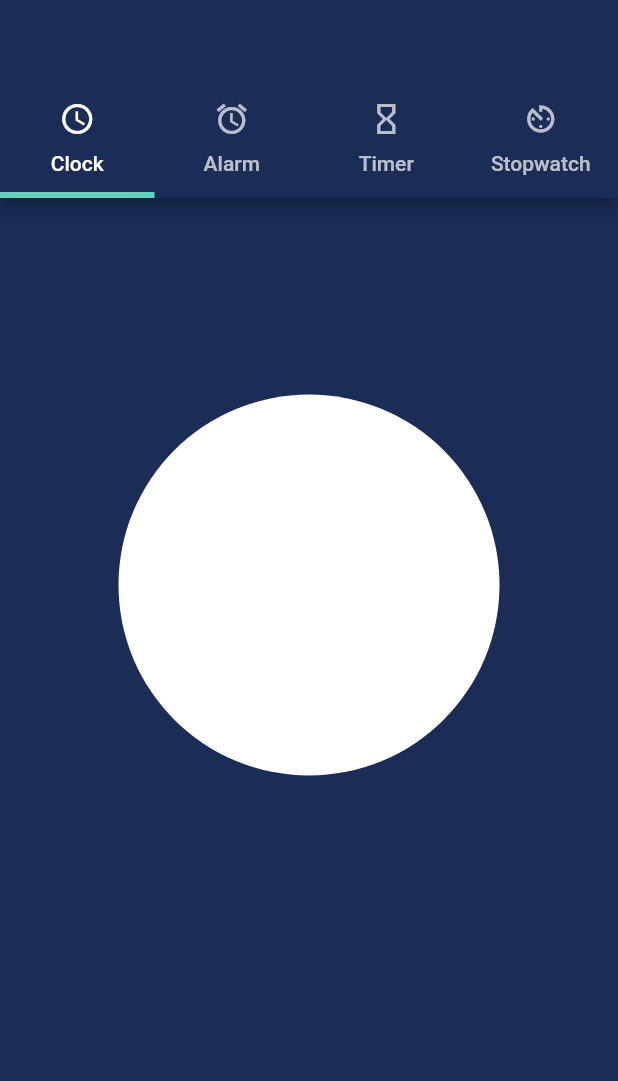
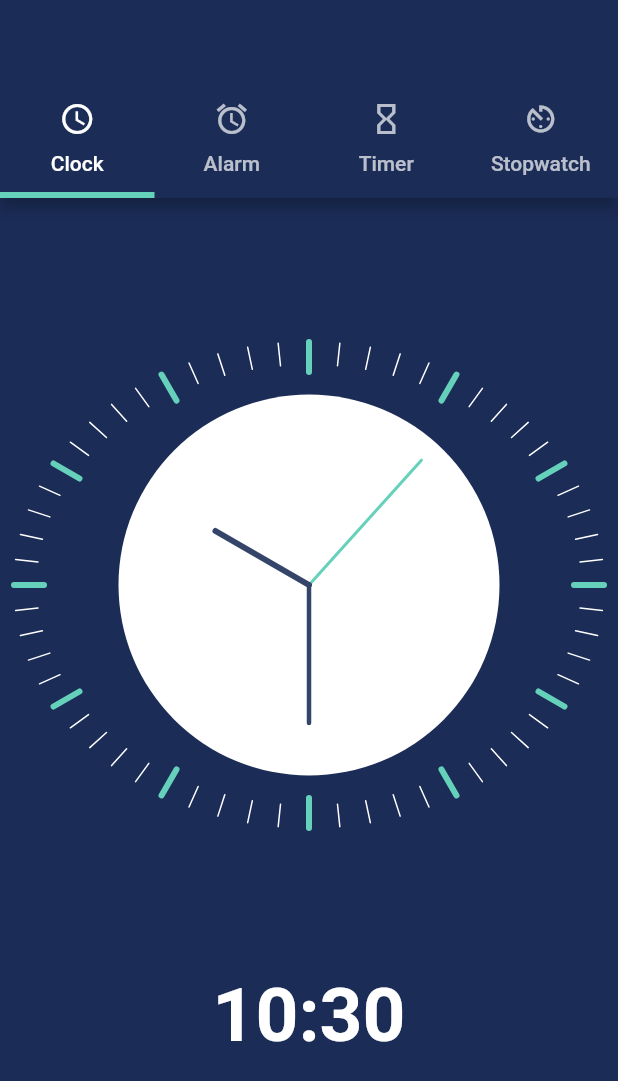
Before and after one commit to BetoFandino/funny_alarm_clock, a Flutter app: the screen it shows after launch, on a phone screen of 412 x 824 dp. Shown: the top 1081 px of the screen. Run offline on Flutter 3.47's test engine with Material 2 defaults, Android fonts, the light colour scheme and no system bars; Roboto replaces fonts that are missing (SourceSansPro).

Commit message:
feat: set te clock and painted in the home page of app

```diff
--- a/funny_alarm_clock/lib/home/ui/home.dart
+++ b/funny_alarm_clock/lib/home/ui/home.dart
@@ -4,6 +4,8 @@ import 'package:flutter/material.dart';
 import 'package:intl/intl.dart';
 
 import '../widgets/shapes_painter.dart';
+
+import 'package:funny_alarm_clock/alarm/bloc/block_alarm.dart';
 
 class Home extends StatefulWidget {
   const Home({super.key});
@@ -13,24 +15,20 @@ class Home extends StatefulWidget {
 }
 
 class _HomeState extends State<Home> with SingleTickerProviderStateMixin {
-
   String? _timeString;
   TabController? _tabController;
 
   @override
   void initState() {
     super.initState();
-    _tabController = TabController(length: 4, vsync: this,
-    initialIndex: 0
-    );
+    _tabController = TabController(length: 4, vsync: this, initialIndex: 0);
 
     _timeString = _formatDateTime(DateTime.now());
 
     Timer.periodic(const Duration(seconds: 1), (Timer t) => _getTime());
-
   }
 
-  void _getTime(){
+  void _getTime() {
     final DateTime now = DateTime.now();
     final String formattedDateTime = _formatDateTime(now);
 
@@ -39,15 +37,16 @@ class _HomeState extends State<Home> with SingleTickerProviderStateMixin {
     });
   }
 
-  String _formatDateTime(DateTime dateTime){
+  String _formatDateTime(DateTime dateTime) {
     return DateFormat('hh:mm').format(dateTime);
   }
 
   @override
   Widget build(BuildContext context) {
-    return DefaultTabController(length: 4,
+    return DefaultTabController(
+      length: 1,
       child: Scaffold(
-        appBar:AppBar(
+        appBar: AppBar(
             backgroundColor: Theme.of(context).primaryColor,
             bottom: TabBar(
               controller: _tabController,
@@ -59,27 +58,37 @@ class _HomeState extends State<Home> with SingleTickerProviderStateMixin {
                 Tab(icon: Icon(Icons.hourglass_empty), text: 'Timer'),
                 Tab(icon: Icon(Icons.av_timer), text: 'Stopwatch'),
               ],
-          )
-        ),
+            )),
         body: Container(
           color: Theme.of(context).primaryColor,
-          child:  TabBarView(
-            controller: _tabController,
-            children: <Widget>[
+          child: TabBarView(controller: _tabController, children: <Widget>[
             Column(
               children: <Widget>[
                 Padding(
                   padding: const EdgeInsets.all(8.0),
                   child: CustomPaint(
                     painter: ShapesPainter(),
-                      child: Container(height: 500.0,),
-
+                    child: Container(
+                      height: 500.0,
                     ),
+                  ),
+                ),
+                Text(
+                  _timeString.toString(),
+                  style: const TextStyle(
+                      color: Colors.white,
+                      fontSize: 50.0,
+                      fontWeight: FontWeight.bold,
+                      fontFamily: 'SourceSansPro'),
                 )
               ],
-              )
-            ]
             ),
+            ListView(
+              children: const <Widget>[],
+            ),
+            Column(),
+            Column()
+          ]),
         ),
       ),
     );
```
Also changed, not shown: funny_alarm_clock/lib/home/widgets/shapes_painter.dart (+82 -7 lines). Lines whose indentation alone changed are shown as unchanged.
